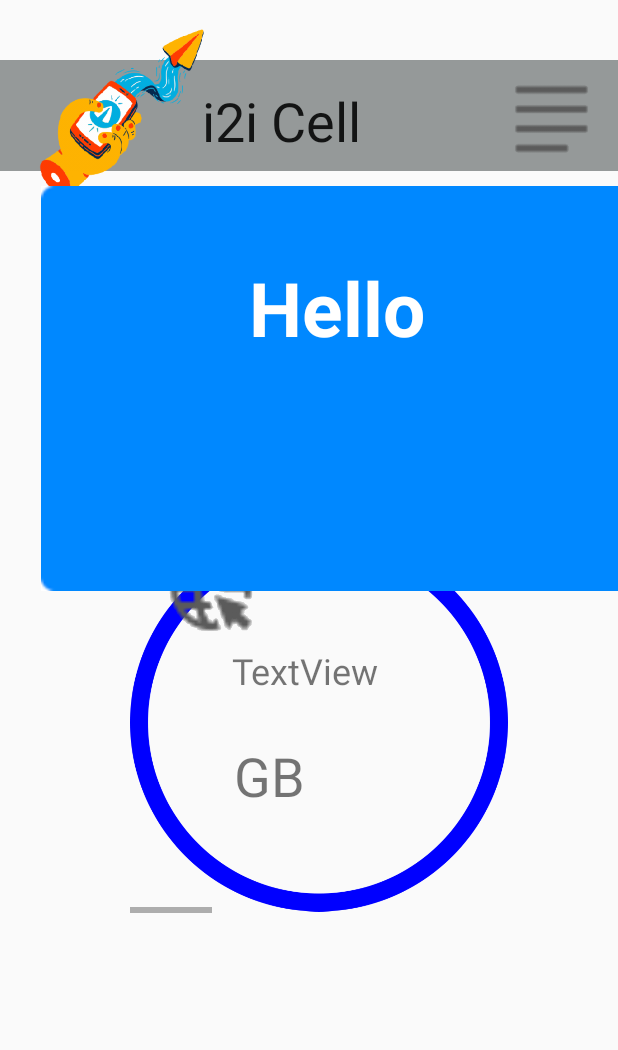
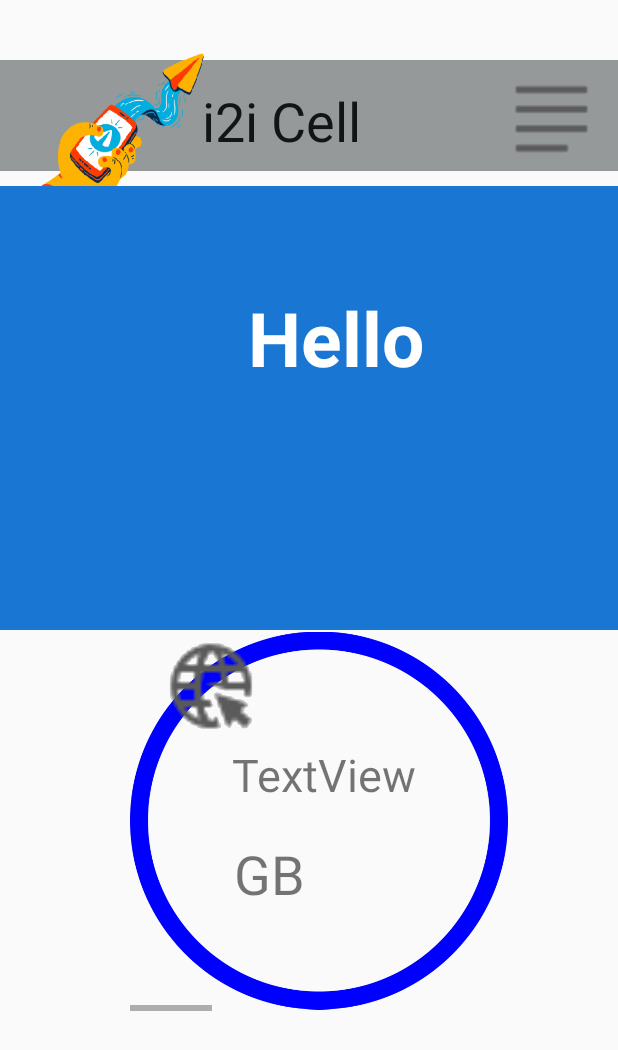
Before and after one commit to i2icell/Android_AysegulKarahancer, an Android app: the BalanceActivity screen opened directly, with no data from a screen before it, on a phone screen of 412 x 824 dp. Shown: the top 1050 px of the screen. Run offline under Robolectric (Android 15) with nearby library versions, the phone set to English and light mode, and no system bars; 1 statement that could not run was skipped.

Commit message:
activity_balance update

```diff
--- a/app/src/main/res/layout/activity_balance.xml
+++ b/app/src/main/res/layout/activity_balance.xml
@@ -1,7 +1,10 @@
 <?xml version="1.0" encoding="utf-8"?>
-<androidx.constraintlayout.widget.ConstraintLayout xmlns:android="http://schemas.android.com/apk/res/android"
+<ScrollView  xmlns:android="http://schemas.android.com/apk/res/android"
     xmlns:app="http://schemas.android.com/apk/res-auto"
     xmlns:tools="http://schemas.android.com/tools"
+    android:layout_width="fill_parent"
+    android:layout_height="fill_parent">
+<androidx.constraintlayout.widget.ConstraintLayout
     android:layout_width="match_parent"
     android:layout_height="match_parent"
     tools:context=".BalanceActivity">
@@ -33,6 +36,7 @@
         android:id="@+id/imageView10"
         android:layout_width="165dp"
         android:layout_height="144dp"
+        android:layout_marginTop="16dp"
         android:src="@drawable/logo"
         app:layout_constraintEnd_toEndOf="@+id/textView14"
         app:layout_constraintHorizontal_bias="0.0"
@@ -62,8 +66,7 @@
         app:layout_constraintEnd_toEndOf="parent"
         app:layout_constraintHorizontal_bias="0.57"
         app:layout_constraintStart_toStartOf="parent"
-        app:layout_constraintTop_toBottomOf="@+id/textView14"
-        app:layout_constraintVertical_bias="0.529"
+        app:layout_constraintTop_toBottomOf="@+id/textView17"
         tools:ignore="MissingConstraints">
 
         <LinearLayout
@@ -78,8 +81,8 @@
 
                 <TextView
                     android:id="@+id/gigabyte"
-                    android:layout_width="110dp"
-                    android:layout_height="47dp"
+                    android:layout_width="144dp"
+                    android:layout_height="52dp"
                     android:layout_alignTop="@+id/imageView18"
                     android:layout_alignEnd="@+id/imageView18"
                     android:layout_alignRight="@+id/imageView18"
@@ -87,11 +90,11 @@
                     android:layout_marginStart="58dp"
                     android:layout_marginLeft="58dp"
                     android:layout_marginTop="76dp"
-                    android:layout_marginEnd="74dp"
-                    android:layout_marginRight="74dp"
-                    android:layout_marginBottom="150dp"
+                    android:layout_marginEnd="40dp"
+                    android:layout_marginRight="40dp"
+                    android:layout_marginBottom="126dp"
                     android:text="TextView"
-                    android:textSize="24sp"
+                    android:textSize="30sp"
                     tools:layout_conversion_absoluteHeight="32dp"
                     tools:layout_conversion_absoluteWidth="99dp" />
 
@@ -305,18 +308,31 @@
         </LinearLayout>
     </HorizontalScrollView>
 
-    <ImageView
-        android:id="@+id/imageView30"
-        android:layout_width="555dp"
-        android:layout_height="270dp"
+    <EditText
+        android:id="@+id/backgr"
+        android:layout_width="758dp"
+        android:layout_height="296dp"
         android:layout_marginTop="10dp"
+        android:background="#1976D2"
         app:layout_constraintBottom_toTopOf="@+id/horizontalScrollView"
         app:layout_constraintEnd_toEndOf="parent"
-        app:layout_constraintHorizontal_bias="0.278"
         app:layout_constraintStart_toStartOf="parent"
         app:layout_constraintTop_toBottomOf="@+id/toolbar2"
-        app:layout_constraintVertical_bias="0.0"
-        app:srcCompat="@drawable/images" />
+        app:layout_constraintVertical_bias="0.0" />
+
+    <TextView
+        android:id="@+id/textView17"
+        android:layout_width="434dp"
+        android:layout_height="69dp"
+        android:layout_marginTop="176dp"
+        android:text="We Do Communicate"
+        android:textColor="#FFFFFF"
+        android:textSize="40sp"
+        android:textStyle="bold"
+        app:layout_constraintEnd_toStartOf="@+id/imageView12"
+        app:layout_constraintHorizontal_bias="0.846"
+        app:layout_constraintStart_toEndOf="@+id/toolbar2"
+        app:layout_constraintTop_toBottomOf="@+id/textView14" />
 
     <TextView
         android:id="@+id/textView12"
@@ -329,23 +345,15 @@
         android:textStyle="bold"
         app:layout_constraintBottom_toTopOf="@+id/textView17"
         app:layout_constraintEnd_toStartOf="@+id/imageView12"
-        app:layout_constraintHorizontal_bias="0.277"
+        app:layout_constraintHorizontal_bias="0.072"
         app:layout_constraintStart_toEndOf="@+id/imageView10"
         app:layout_constraintTop_toBottomOf="@+id/textView14"
         app:layout_constraintVertical_bias="1.0" />
 
-    <TextView
-        android:id="@+id/textView17"
-        android:layout_width="434dp"
-        android:layout_height="69dp"
-        android:layout_marginTop="156dp"
-        android:text="We Do Communicate"
-        android:textColor="#FFFFFF"
-        android:textSize="40sp"
-        android:textStyle="bold"
-        app:layout_constraintEnd_toStartOf="@+id/imageView12"
-        app:layout_constraintHorizontal_bias="0.814"
-        app:layout_constraintStart_toEndOf="@+id/toolbar2"
-        app:layout_constraintTop_toBottomOf="@+id/textView14" />
+    <androidx.constraintlayout.widget.Group
+        android:id="@+id/group"
+        android:layout_width="wrap_content"
+        android:layout_height="wrap_content" />
 
 </androidx.constraintlayout.widget.ConstraintLayout>
+</ScrollView>
```
